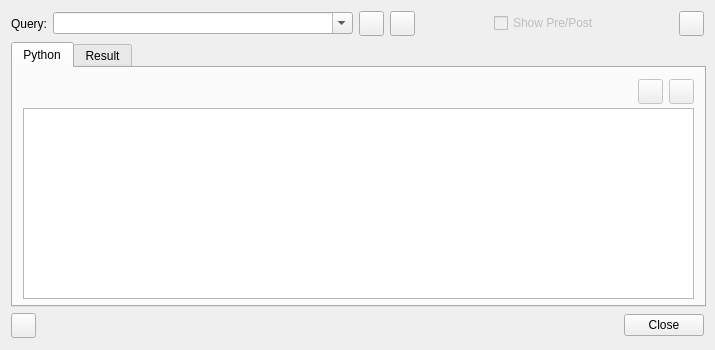
Before: the Qt Designer form NAVigater/CGNS/NAV/T/Q7QueryWindow.ui in pyCGNS/pyCGNS, drawn with Qt 5.
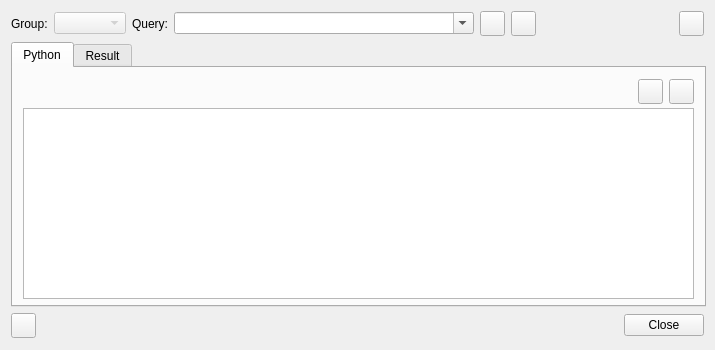
After: the same form once the commit is applied. Icons and pictures are not drawn. Custom widgets are drawn as their Qt base class.

```diff
--- a/NAVigater/CGNS/NAV/T/Q7QueryWindow.ui
+++ b/NAVigater/CGNS/NAV/T/Q7QueryWindow.ui
@@ -81,6 +81,20 @@
    </item>
    <item row="3" column="1">
     <layout class="QHBoxLayout" name="horizontalLayout">
+     <item>
+      <widget class="QLabel" name="label_2">
+       <property name="text">
+        <string>Group:</string>
+       </property>
+      </widget>
+     </item>
+     <item>
+      <widget class="QComboBox" name="cQueryGroup">
+       <property name="enabled">
+        <bool>false</bool>
+       </property>
+      </widget>
+     </item>
      <item>
       <widget class="QLabel" name="label">
        <property name="text">
@@ -160,29 +174,6 @@
        </property>
       </spacer>
      </item>
-     <item>
-      <widget class="QCheckBox" name="cPrefix">
-       <property name="enabled">
-        <bool>false</bool>
-       </property>
-       <property name="text">
-        <string>Show Pre/Post</string>
-       </property>
-      </widget>
-     </item>
-     <item>
-      <spacer name="horizontalSpacer_3">
-       <property name="orientation">
-        <enum>Qt::Horizontal</enum>
-       </property>
-       <property name="sizeHint" stdset="0">
-        <size>
-         <width>40</width>
-         <height>20</height>
-        </size>
-       </property>
-      </spacer>
-     </item>
      <item>
       <widget class="QPushButton" name="bSave">
        <property name="minimumSize">
@@ -271,7 +262,7 @@
         <item>
          <widget class="QPushButton" name="pushButton_3">
           <property name="enabled">
-           <bool>false</bool>
+           <bool>true</bool>
           </property>
           <property name="sizePolicy">
            <sizepolicy hsizetype="Minimum" vsizetype="Fixed">
@@ -303,7 +294,7 @@
         <item>
          <widget class="QPushButton" name="pushButton_4">
           <property name="enabled">
-           <bool>false</bool>
+           <bool>true</bool>
           </property>
           <property name="minimumSize">
            <size>
```
Left out of the diff: 4 changed lines with no effect on the pictures.
